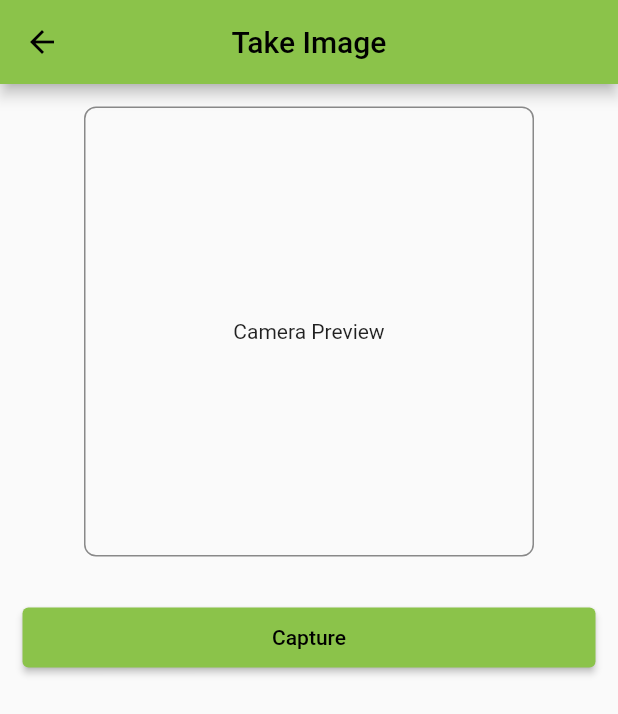
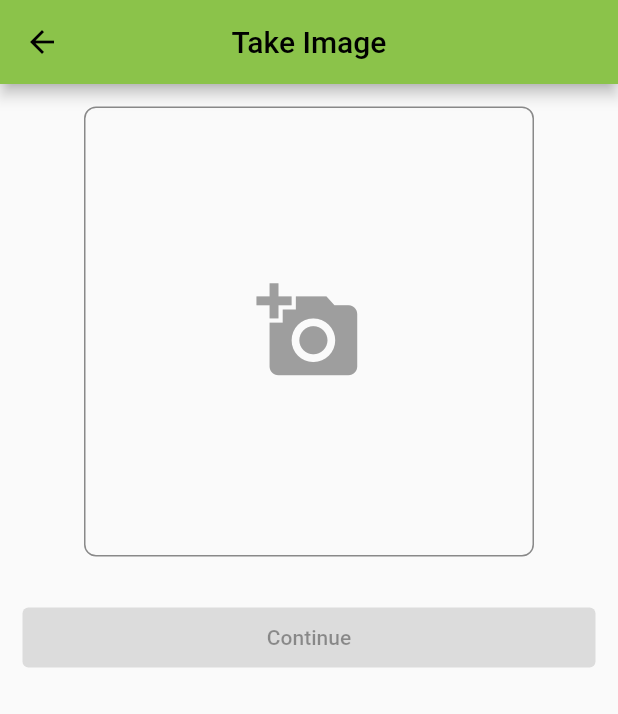
Before and after one commit to tharukaCodeWorks/assignment, a Flutter app: the screen it shows after launch, in the side drawer, after a tap on "Find Solution", on a phone screen of 412 x 824 dp. Shown: the top 714 px of the screen. Run offline on Flutter 3.47's test engine with Material 2 defaults, Android fonts, the phone set to English and light mode, and no system bars; our stand-ins replace camera, flutter_rating_bar, image_picker.

Commit message:
Camera Capture

```diff
--- a/lib/screens/NewDiseasTakeImage.dart
+++ b/lib/screens/NewDiseasTakeImage.dart
@@ -1,7 +1,30 @@
+import 'dart:io';
+
 import 'package:assignment/screens/questionView.dart';
 import 'package:flutter/material.dart';
+import 'package:camera/camera.dart';
+import 'package:image_picker/image_picker.dart';
 
-class NewDiseasTakeImage extends StatelessWidget {
+
+List<CameraDescription> cameras=[];
+
+
+class NewDiseasTakeImage extends StatefulWidget {
+
+  @override
+  State<NewDiseasTakeImage> createState() => _NewDiseasTakeImageState();
+}
+
+class _NewDiseasTakeImageState extends State<NewDiseasTakeImage> {
+  File? _image;
+
+  Future getImage() async {
+    final image = await ImagePicker.platform.pickImage(source: ImageSource.camera);
+    setState(() {
+      _image =  File(image!.path);
+    });
+  }
+
   @override
   Widget build(BuildContext context) {
     return Scaffold(
@@ -12,20 +35,20 @@ class NewDiseasTakeImage extends StatelessWidget {
         body: Center(
           child: Column(
             children: [
-              Container(
+              GestureDetector(
+                  child: Container(
                     margin: const EdgeInsets.all(15.0),
                     padding: const EdgeInsets.all(3.0),
                     width: 300,
                     height: 300,
+                    child: Center(child: _image!=null?Image.file(_image!):Icon(Icons.add_a_photo,color: Colors.grey,size: 70.0,) ,),
                     decoration: BoxDecoration(
                         borderRadius: BorderRadius.circular(8),
                         border: Border.all(
                           color: Colors.black45,
                         )),
-                child: Center(
-                  child: Text('Camera Preview'),
-                ),
-              ),
+
+              ), onTap:(){getImage();}),
               Padding(
                 padding: EdgeInsets.all(15),
                 child: ElevatedButton(
@@ -33,14 +56,15 @@ class NewDiseasTakeImage extends StatelessWidget {
                     minimumSize: Size.fromHeight(
                         40), // fromHeight use double.infinity as width and 40 is the height
                   ),
-                  onPressed: () {
+                  onPressed: _image!=null?() {
                     Navigator.of(context).push(MaterialPageRoute(
                         builder: (context) => QuestionView(
-                              image: "disaster1.jpeg",
+                              image: _image!,
                               title: "Symptoms of Fungal diseases",
+
                             )));
-                  },
-                  child: Text('Capture'),
+                  }:null,
+                  child: Text('Continue'),
                 ),
               )
             ],
--- a/pubspec.yaml
+++ b/pubspec.yaml
@@ -30,6 +30,8 @@ dependencies:
   cupertino_icons: ^1.0.2
   # camera: ^0.9.2+2
   flutter_rating_bar: ^4.0.0
+  camera: ^0.9.4+16
+  image_picker: ^0.8.4+10
 
 dev_dependencies:
   flutter_test:
```
Also changed, not shown: lib/screens/questionView.dart (+8 -4 lines), pubspec.lock, 2 other files. Lines whose indentation alone changed are shown as unchanged.
